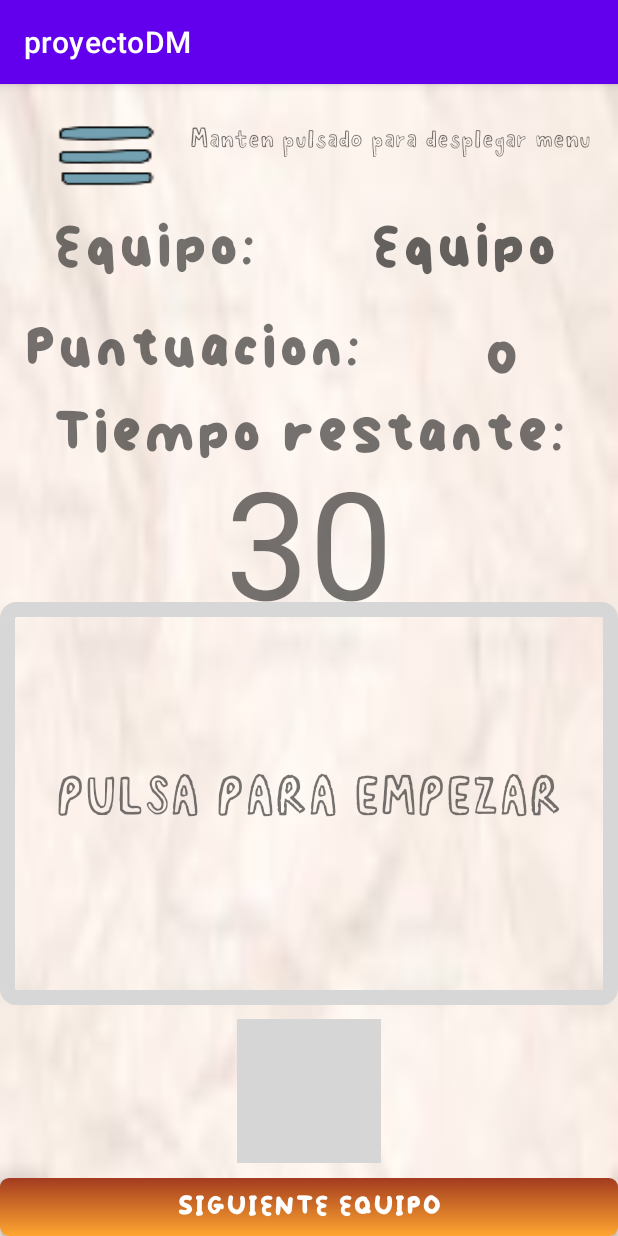
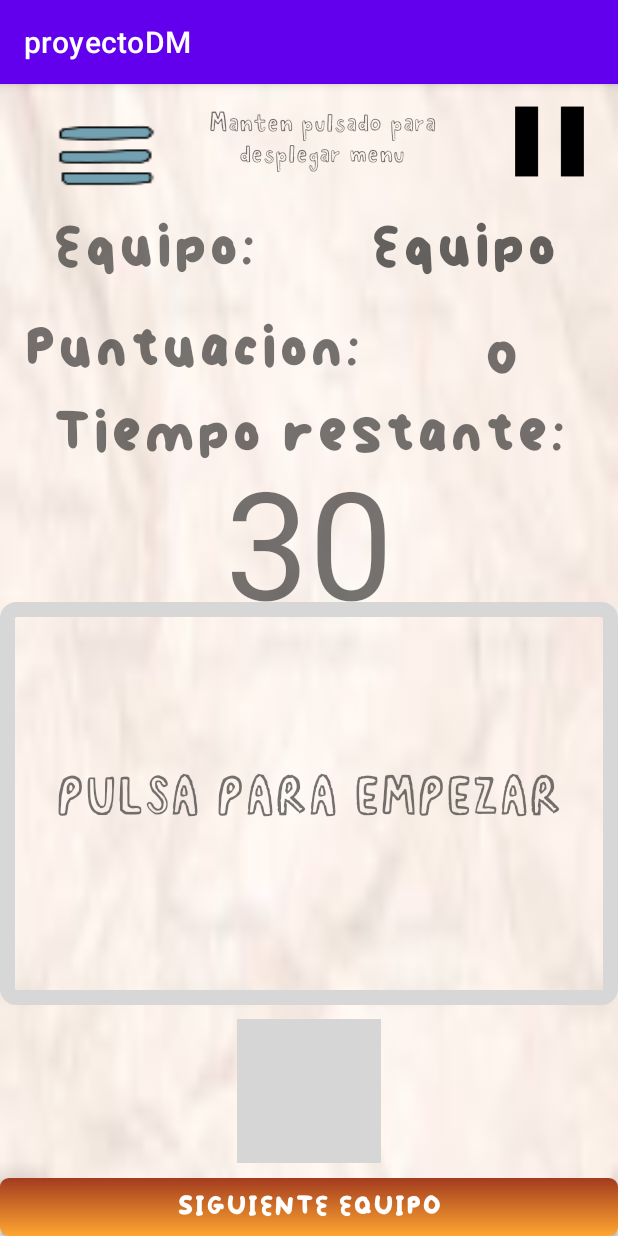
Before and after one commit to kirle/Papelitos-Android, an Android app: the RoundTimer screen opened directly, with no data from a screen before it, on a phone screen of 412 x 824 dp. Run offline under Robolectric (Android 15) with nearby library versions, the phone set to English and light mode, and no system bars; 1 statement that could not run was skipped; grey boxes are pictures that could not be loaded.

Commit message:
21/12 - added pause and reload timer

```diff
--- a/app/src/main/java/com/example/proyectodm/iu/RoundTimer.java
+++ b/app/src/main/java/com/example/proyectodm/iu/RoundTimer.java
@@ -7,6 +7,7 @@ import android.app.ActivityOptions;
 import android.content.DialogInterface;
 import android.content.Intent;
 import android.database.Cursor;
+import android.media.Image;
 import android.media.MediaPlayer;
 import android.os.Bundle;
 import android.os.CountDownTimer;
@@ -34,6 +35,7 @@ import java.util.concurrent.ThreadLocalRandom;
 public class RoundTimer extends AppCompatActivity {
 
     public static final long START_TIME_IN_MILLIS = 30000;
+    public static long PAUSED_TIME_IN_MILLIS = 0;
 
     private TextView txt_timer;
     private Button mButtonStartPause;
@@ -56,6 +58,7 @@ public class RoundTimer extends AppCompatActivity {
     private int numEquipos;
     private int turno;
     private TextView lbl_puntuacion;
+    private boolean paused;
     ArrayList<String> array_nombres;
 
     @Override
@@ -108,7 +111,24 @@ public class RoundTimer extends AppCompatActivity {
         ImageButton btn_back = (ImageButton) findViewById(R.id.btn_menu);
         this.registerForContextMenu(btn_back);
 
+        // * BUTTON PAUSE/RELOAD TIMER
+        paused = false;
+        ImageButton btn_timerManage = (ImageButton) findViewById(R.id.imgbtn_pauseTimer);
+        btn_timerManage.setOnClickListener(new View.OnClickListener() {
+            @Override
+            public void onClick (View v) {
+                if(paused){
+                    btn_timerManage.setBackground(getDrawable(R.drawable.pauseicon));
+                    restartTimer();
+                    paused = false;
+                } else {
+                    pauseTimer();
+                    paused = true;
+                    btn_timerManage.setBackground(getDrawable(R.drawable.playicon));
 
+                }
+            }
+        });
 
         // * BUTTON PALABRA ACERTADA
         ImageButton btn_ok = (ImageButton) findViewById(R.id.btn_go);
@@ -167,7 +187,8 @@ public class RoundTimer extends AppCompatActivity {
                 toret = true;
                 break;
             case R.id.context_resetTimer:
-                restartTimer();
+                resetTimer();
+                //restartTimer();
                 toret = true;
                 break;
         }
@@ -281,25 +302,29 @@ public class RoundTimer extends AppCompatActivity {
 
     private void pauseTimer(){
         timer.cancel();
+        PAUSED_TIME_IN_MILLIS = mTimeLeftInMillis;
         mTimerRunning = false;
+        updateCountDownText();
         //mButtonStartPause.setText("Start");
         //mButtonReset.setVisibility(View.VISIBLE);
     }
 
     private void resetTimer(){
-        mTimeLeftInMillis = START_TIME_IN_MILLIS;
-        updateCountDownText();
-        //mButtonReset.setVisibility(View.INVISIBLE);
-    }
-
-    private void restartTimer(){
         if(Integer.valueOf(txt_timer.getText().toString()) > 0){
             Toast.makeText(this, "Debes esperar a que acabe el conteo actual", Toast.LENGTH_SHORT).show();
         } else{
             mTimeLeftInMillis = START_TIME_IN_MILLIS;
             updateCountDownText();
-            startTimer();
+            //mButtonReset.setVisibility(View.INVISIBLE);
         }
+
+    }
+
+    private void restartTimer(){
+        mTimeLeftInMillis = PAUSED_TIME_IN_MILLIS;
+        updateCountDownText();
+        startTimer();
+
 
     }
 
--- a/app/src/main/res/layout/activity_round_timer.xml
+++ b/app/src/main/res/layout/activity_round_timer.xml
@@ -41,22 +41,33 @@
                 android:layout_width="0dp"
                 android:layout_height="wrap_content"
                 android:layout_weight="0.8"
-                android:orientation="vertical"
+                android:orientation="horizontal"
                 android:layout_gravity="center"
+                android:weightSum="1"
                 >
 
                 <TextView
                     android:id="@+id/textView9"
-                    android:layout_width="match_parent"
-                    android:layout_height="wrap_content"
+                    android:layout_width="0dp"
+                    android:layout_height="match_parent"
                     android:text="Manten pulsado para desplegar menu"
                     android:fontFamily="@font/delvue"
                     android:textSize="16dp"
                     android:gravity="center"
                     android:textAlignment="center"
                     android:padding="10px"
+                    android:layout_weight="0.7"
 
                     />
+                <ImageButton
+                    android:id="@+id/imgbtn_pauseTimer"
+                    android:layout_width="0dp"
+                    android:layout_height="wrap_content"
+                    android:gravity="center"
+                    android:background="@drawable/pauseicon"
+                    android:layout_weight="0.3"
+
+                   />
 
             </LinearLayout>
 
```
Also changed, not shown: app/src/main/res/drawable/pauseicon.png (added), app/src/main/res/drawable/playicon.png (added).
